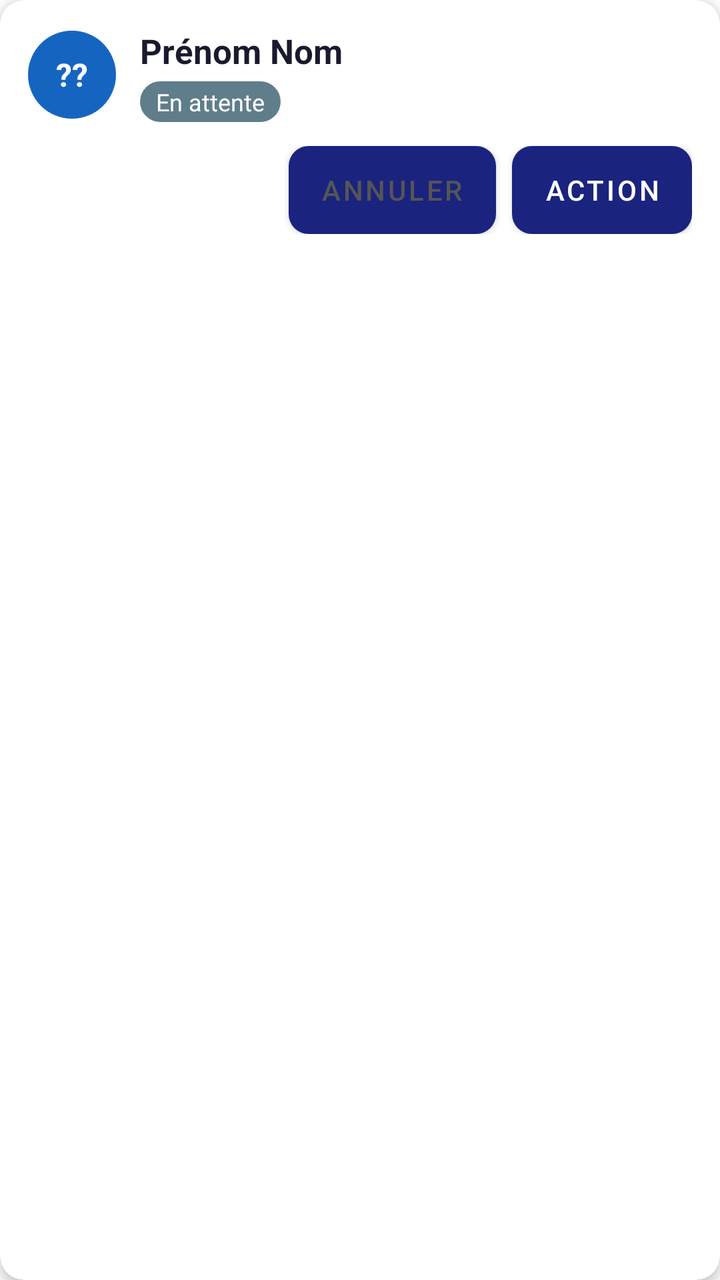
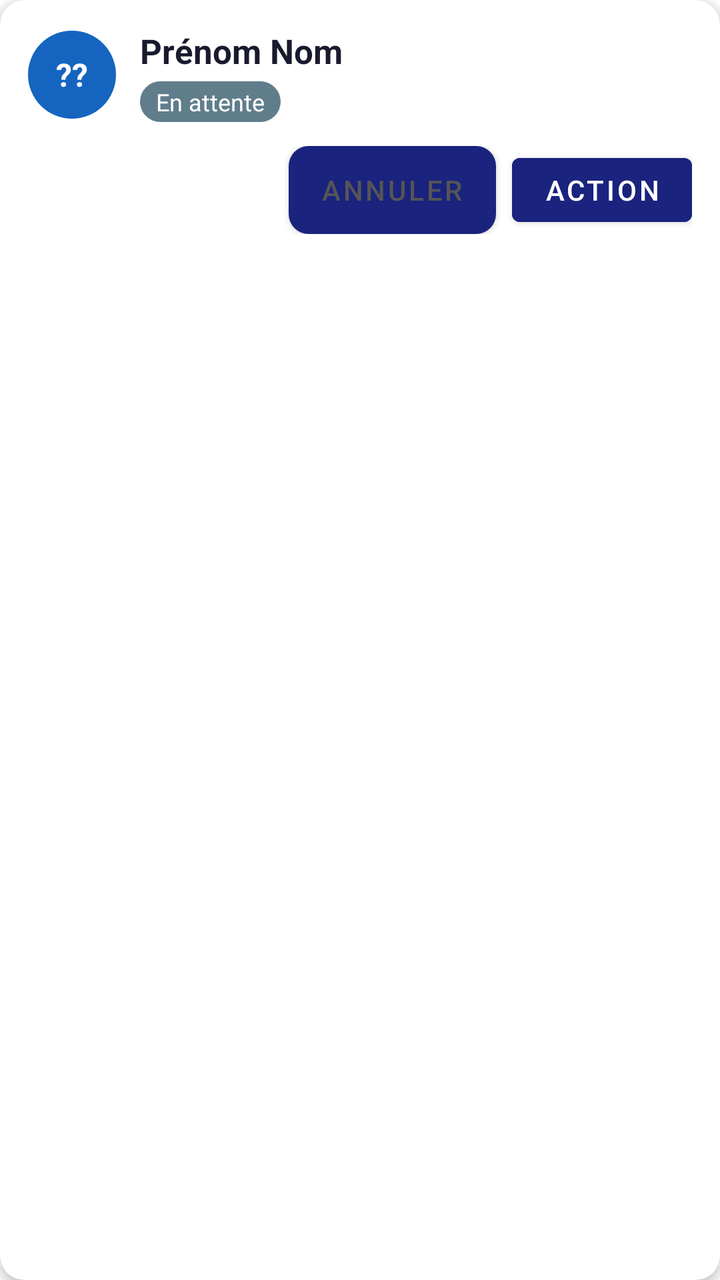

Compare the two renders of this Android layout. The source of the first and the diff that turns it into the second are given below.
<!-- AndroidManifest.xml: application theme Theme.Follow -->
<!-- res/layout/item_vol.xml -->
<?xml version="1.0" encoding="utf-8"?>
<androidx.cardview.widget.CardView
    xmlns:android="http://schemas.android.com/apk/res/android"
    xmlns:app="http://schemas.android.com/apk/res-auto"
    android:id="@+id/cardView"
    android:layout_width="match_parent"
    android:layout_height="wrap_content"
    android:layout_marginHorizontal="4dp"
    android:layout_marginVertical="5dp"
    app:cardCornerRadius="12dp"
    app:cardElevation="3dp">

    <LinearLayout
        android:layout_width="match_parent"
        android:layout_height="wrap_content"
        android:orientation="vertical"
        android:padding="14dp">

        
        <LinearLayout
            android:layout_width="match_parent"
            android:layout_height="wrap_content"
            android:orientation="horizontal"
            android:gravity="center_vertical">

            
            <TextView
                android:id="@+id/tvInitiales"
                android:layout_width="44dp"
                android:layout_height="44dp"
                android:gravity="center"
                android:textSize="16sp"
                android:textStyle="bold"
                android:textColor="#FFFFFF"
                android:background="@drawable/bg_avatar"
                android:text="??" />

            
            <LinearLayout
                android:layout_width="0dp"
                android:layout_height="wrap_content"
                android:layout_weight="1"
                android:orientation="vertical"
                android:layout_marginStart="12dp">

                <TextView
                    android:id="@+id/tvNom"
                    android:layout_width="wrap_content"
                    android:layout_height="wrap_content"
                    android:textSize="17sp"
                    android:textStyle="bold"
                    android:textColor="#1A1A2E"
                    android:text="Prénom Nom" />

                <TextView
                    android:id="@+id/tvStatut"
                    android:layout_width="wrap_content"
                    android:layout_height="wrap_content"
                    android:layout_marginTop="4dp"
                    android:paddingHorizontal="8dp"
                    android:paddingVertical="2dp"
                    android:textSize="12sp"
                    android:textColor="#FFFFFF"
                    android:background="@drawable/bg_badge"
                    android:text="En attente" />

            </LinearLayout>

            
            <TextView
                android:id="@+id/tvTime"
                android:layout_width="wrap_content"
                android:layout_height="wrap_content"
                android:textSize="18sp"
                android:textStyle="bold"
                android:textColor="#1565C0"
                android:fontFamily="monospace"
                android:visibility="gone"
                android:text="09:34" />

        </LinearLayout>

        
        <TextView
            android:id="@+id/tvExos"
            android:layout_width="match_parent"
            android:layout_height="wrap_content"
            android:layout_marginTop="8dp"
            android:paddingHorizontal="10dp"
            android:paddingVertical="5dp"
            android:textSize="13sp"
            android:textColor="#1565C0"
            android:background="@drawable/bg_exos"
            android:visibility="gone"
            android:text="NF2 5 • NF2 6" />

        
        <LinearLayout
            android:layout_width="match_parent"
            android:layout_height="wrap_content"
            android:orientation="horizontal"
            android:layout_marginTop="12dp"
            android:gravity="end">

            <Button
                android:id="@+id/btnSecondary"
                android:layout_width="wrap_content"
                android:layout_height="44dp"
                android:layout_marginEnd="8dp"
                android:textSize="14sp"
                android:textColor="#555"
                android:background="@drawable/bg_btn_secondary"
                android:text="Annuler" />

            <Button
                android:id="@+id/btnPrimary"
                android:layout_width="wrap_content"
                android:layout_height="44dp"
                android:textSize="14sp"
                android:textColor="#FFFFFF"
                android:background="@drawable/bg_btn_primary"
                android:text="Action" />

        </LinearLayout>

    </LinearLayout>

</androidx.cardview.widget.CardView>
<!-- resources referenced by this layout -->
<resources>
  <!-- drawable bg_avatar (drawable) -->
  <?xml version="1.0" encoding="utf-8"?>
  <shape xmlns:android="http://schemas.android.com/apk/res/android"
      android:shape="oval">
      <solid android:color="#1565C0" />
  </shape>
  <!-- drawable bg_badge (drawable) -->
  <?xml version="1.0" encoding="utf-8"?>
  <shape xmlns:android="http://schemas.android.com/apk/res/android"
      android:shape="rectangle">
      <corners android:radius="20dp" />
      <solid android:color="#607D8B" />
  </shape>
  <!-- drawable bg_btn_primary (drawable) -->
  <?xml version="1.0" encoding="utf-8"?>
  <shape xmlns:android="http://schemas.android.com/apk/res/android"
      android:shape="rectangle">
      <corners android:radius="10dp" />
      <solid android:color="#1565C0" />
  </shape>
  <!-- drawable bg_btn_secondary (drawable) -->
  <?xml version="1.0" encoding="utf-8"?>
  <shape xmlns:android="http://schemas.android.com/apk/res/android"
      android:shape="rectangle">
      <corners android:radius="10dp" />
      <solid android:color="#E0E0E0" />
  </shape>
  <!-- drawable bg_exos (drawable) -->
  <?xml version="1.0" encoding="utf-8"?>
  <shape xmlns:android="http://schemas.android.com/apk/res/android"
      android:shape="rectangle">
      <corners android:radius="8dp" />
      <solid android:color="#E3F2FD" />
      <stroke android:width="1dp" android:color="#90CAF9" />
  </shape>
  <style name="Theme.Follow" parent="Theme.MaterialComponents.Light.NoActionBar">
          <item name="colorPrimary">@color/colorPrimary</item>
          <item name="colorPrimaryDark">@color/colorPrimaryDark</item>
          <item name="colorAccent">@color/colorAccent</item>
          <item name="android:windowBackground">@android:color/white</item>
      </style>
  <color name="colorPrimary">#1A237E</color>
  <color name="colorPrimaryDark">#0D1452</color>
  <color name="colorAccent">#2196F3</color>
</resources>

<!-- the commit's change to res/layout/item_vol.xml (unified diff, before → after) -->
@@ -118,7 +118,7 @@
                 android:layout_height="44dp"
                 android:textSize="14sp"
                 android:textColor="#FFFFFF"
-                android:background="@drawable/bg_btn_primary"
+                android:backgroundTint="@color/colorPrimary"
                 android:text="Action" />
 
         </LinearLayout>
<!-- resource entries referenced after the edit -->
@@ -12,13 +12,6 @@
       android:shape="rectangle">
       <corners android:radius="20dp" />
       <solid android:color="#607D8B" />
-  </shape>
-  <!-- drawable bg_btn_primary (drawable) -->
-  <?xml version="1.0" encoding="utf-8"?>
-  <shape xmlns:android="http://schemas.android.com/apk/res/android"
-      android:shape="rectangle">
-      <corners android:radius="10dp" />
-      <solid android:color="#1565C0" />
   </shape>
   <!-- drawable bg_btn_secondary (drawable) -->
   <?xml version="1.0" encoding="utf-8"?>
